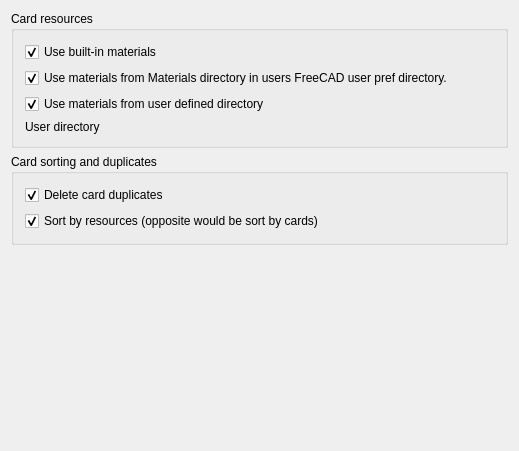
First picture: the form in src/Mod/Fem/Gui/DlgSettingsFemMaterial.ui, repository southseact-3d/fcd, before the edit.
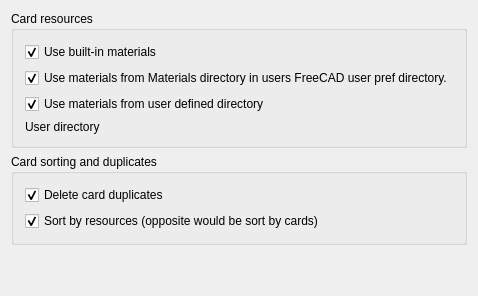
Second picture: the form after the edit. Custom widgets are drawn as their Qt base class.

Commit message:
[FEM] settings dialogs: uniform width
- some minor changes automatically done by Qt Designer

```diff
--- a/src/Mod/Fem/Gui/DlgSettingsFemMaterial.ui
+++ b/src/Mod/Fem/Gui/DlgSettingsFemMaterial.ui
@@ -6,8 +6,8 @@
    <rect>
     <x>0</x>
     <y>0</y>
-    <width>519</width>
-    <height>451</height>
+    <width>427</width>
+    <height>264</height>
    </rect>
   </property>
   <property name="windowTitle">
```
The commit also changes 7 other files.
